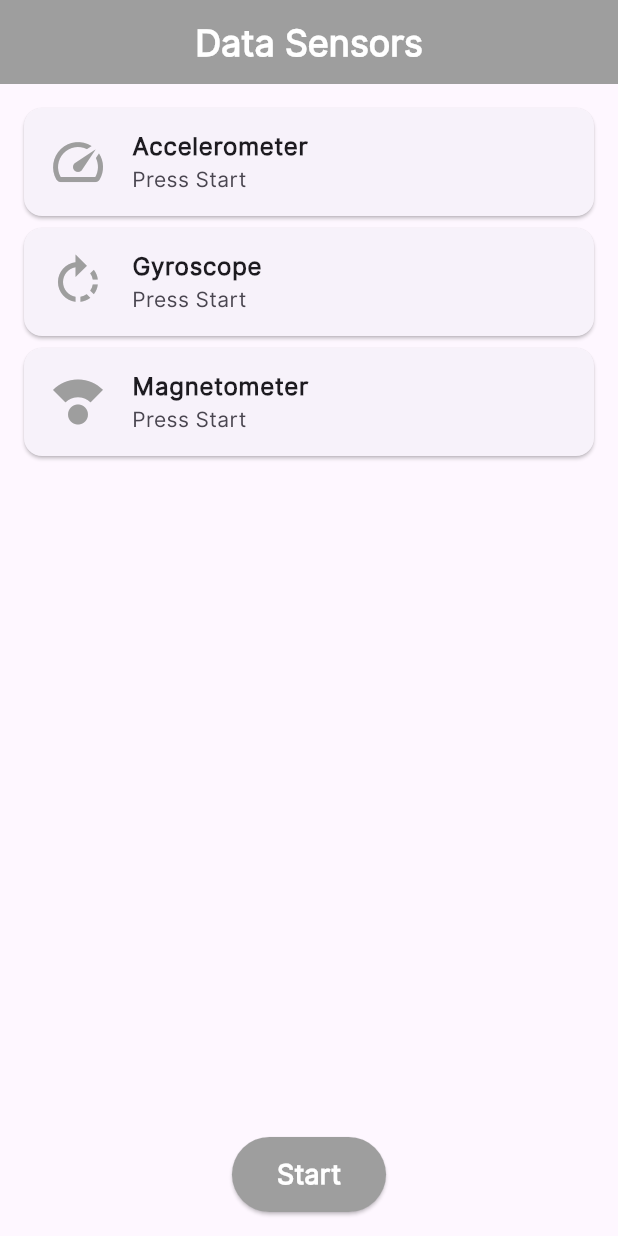
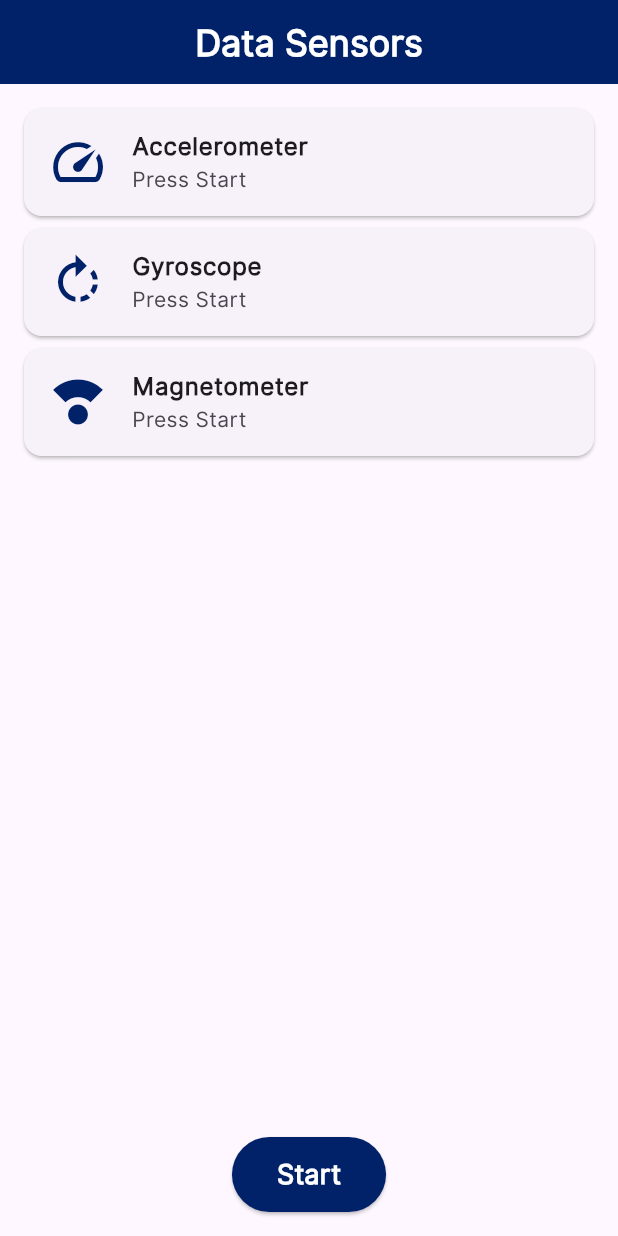
Before and after one commit to Teiiva/RollPeriodApp, a Flutter app: the screen it shows after launch, on a phone screen of 412 x 824 dp. Run offline on Flutter 3.47's test engine with Material 3 defaults, Android fonts, the light colour scheme and no system bars; our stand-ins replace sensors_plus.

Commit message:
first commit

```diff
--- a/lib/sensor_page.dart
+++ b/lib/sensor_page.dart
@@ -99,7 +99,7 @@ class _SensorPageState extends State<SensorPage> {
             ),
           ),
         ),
-        backgroundColor: Colors.grey,
+        backgroundColor: Color(0xFF012169),
       ),
       body: Column(
         children: [
@@ -108,9 +108,9 @@ class _SensorPageState extends State<SensorPage> {
             child: ListView(
               padding: const EdgeInsets.all(12),
               children: [
-                sensorTile('Accelerometer', _accelerometer, Icons.speed, Colors.grey),
-                sensorTile('Gyroscope', _gyroscope, Icons.rotate_right, Colors.grey),
-                sensorTile('Magnetometer', _magnetometer, Icons.compass_calibration, Colors.grey),
+                sensorTile('Accelerometer', _accelerometer, Icons.speed, Color(0xFF012169)),
+                sensorTile('Gyroscope', _gyroscope, Icons.rotate_right, Color(0xFF012169)),
+                sensorTile('Magnetometer', _magnetometer, Icons.compass_calibration, Color(0xFF012169)),
               ],
             ),
           ),
@@ -128,7 +128,7 @@ class _SensorPageState extends State<SensorPage> {
                 ),
               ),
               style: ElevatedButton.styleFrom(
-                backgroundColor: Colors.grey, // Couleur de fond du bouton
+                backgroundColor: Color(0xFF012169), // Couleur de fond du bouton
                 padding: EdgeInsets.symmetric(vertical: 12.0, horizontal: 30.0),
               ),
             ),
```
Also changed, not shown: 5 other files.
